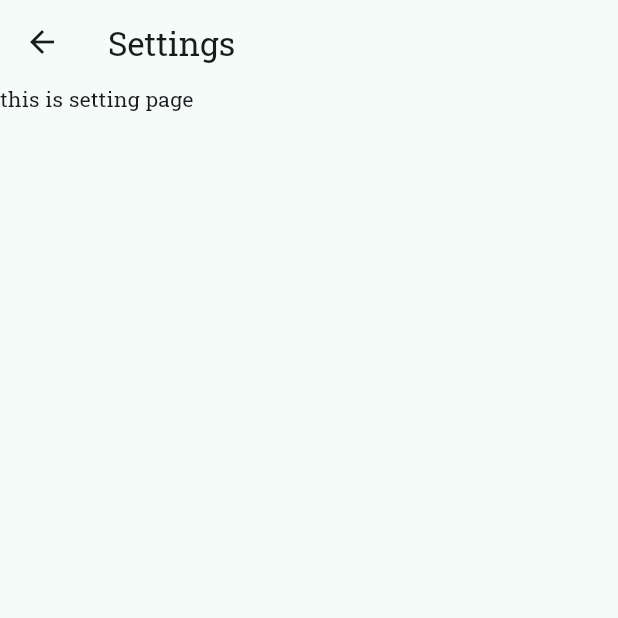
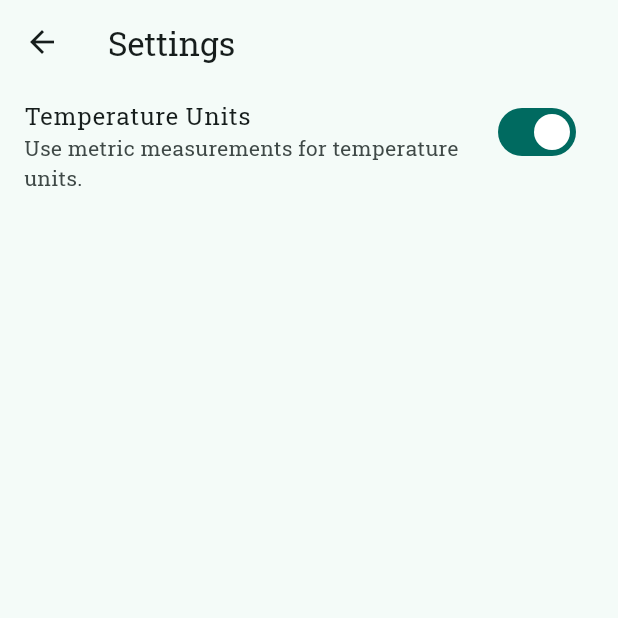
Before and after one commit to MagentaII/Flutter_Magenta, a Flutter app: the WeatherView screen opened directly, after a tap on the "settings" icon, on a phone screen of 412 x 824 dp, the top half of it. Run offline on Flutter 3.47's test engine with Material 3 defaults, Android fonts, the phone set to English and light mode, and no system bars; our stand-ins replace bloc, equatable, flutter_bloc, google_fonts, stream_transform.

Commit message:
Add Weather Event : ToggleUnits

```diff
--- a/lib/screens/flutter_weather/blocs/weather_bloc.dart
+++ b/lib/screens/flutter_weather/blocs/weather_bloc.dart
@@ -1,3 +1,5 @@
+import 'dart:developer';
+
 import 'package:bloc/bloc.dart';
 import 'package:equatable/equatable.dart';
 import 'package:weather_repository/weather_repository.dart' hide Weather;
@@ -10,9 +12,11 @@ part 'weather_state.dart';
 class WeatherBloc extends Bloc<WeatherEvent, WeatherState> {
   final WeatherRepository repository;
 
-  WeatherBloc({required this.repository}) : super(WeatherStateInitial()) {
+  WeatherBloc({required this.repository})
+      : super(WeatherStateInitial(weather: Weather.empty)) {
     on<LocationChanged>(_onLocationChanged);
     on<RefreshWeather>(_onRefreshWeather);
+    on<ToggleUnits>(_onToggleUnits);
   }
 
   Future<void> _onLocationChanged(
@@ -21,30 +25,41 @@ class WeatherBloc extends Bloc<WeatherEvent, WeatherState> {
   ) async {
     if (event._query.isEmpty) return;
 
-    emit(WeatherStateLoading());
+    final nowWeather = state.weather;
+
+    emit(WeatherStateLoading(weather: nowWeather));
 
     try {
-      final weather = Weather.fromRepository(
+      final newWeather = Weather.fromRepository(
         await repository.getWeather(event._query),
       );
-      print('WeatherBloc : ${weather.toString()}');
-      final units = weather.temperature.units;
+
+      log('WeatherBloc : ${newWeather.toString()}');
+
+      final TemperatureUnits units;
+
+      if (nowWeather != Weather.empty) {
+        units = nowWeather.temperature.units;
+      } else {
+        units = newWeather.temperature.units;
+      }
+
       final value = units.isFahrenheit
-          ? weather.temperature.value.toFahrenheit()
-          : weather.temperature.value;
+          ? newWeather.temperature.value.toFahrenheit()
+          : newWeather.temperature.value;
 
       emit(
         WeatherStateSuccess(
-          weather: weather.copyWith(
-            temperature: weather.temperature.copyWith(
+          weather: newWeather.copyWith(
+            temperature: newWeather.temperature.copyWith(
+              units: units,
               value: value,
-              units: units,
             ),
           ),
         ),
       );
     } on Exception {
-      emit(WeatherStateFailure());
+      emit(WeatherStateFailure(weather: Weather.empty));
     }
   }
 
@@ -54,32 +69,81 @@ class WeatherBloc extends Bloc<WeatherEvent, WeatherState> {
   ) async {
     if (event.weather == Weather.empty) return;
 
+    final nowWeather = event.weather;
+
     try {
-      final weather = Weather.fromRepository(
+      final newWeather = Weather.fromRepository(
         await repository.getWeather(event.weather.location),
       );
-      final units = weather.temperature.units;
+      final units = nowWeather.temperature.units;
       final value = units.isFahrenheit
-          ? weather.temperature.value.toFahrenheit()
-          : weather.temperature.value;
+          ? newWeather.temperature.value.toFahrenheit()
+          : newWeather.temperature.value;
 
       emit(
         WeatherStateSuccess(
-          weather: weather.copyWith(
-            temperature: weather.temperature.copyWith(
+          weather: newWeather.copyWith(
+            temperature: state.weather.temperature.copyWith(
+              units: units,
               value: value,
-              units: units,
             ),
           ),
         ),
       );
     } on Exception {
-      return;
+      emit(WeatherStateSuccess(weather: nowWeather));
+    }
+  }
+
+  void _onToggleUnits(
+    ToggleUnits event,
+    Emitter<WeatherState> emit,
+  ) {
+    final nowWeather = event.weather;
+
+    final units = nowWeather.temperature.units.isFahrenheit
+        ? TemperatureUnits.celsius
+        : TemperatureUnits.fahrenheit;
+
+    // Create a new Weather object with updated temperature units
+    final updatedWeather = nowWeather.copyWith(
+      temperature: nowWeather.temperature.copyWith(
+        units: units,
+      ),
+    );
+
+    // Emit the current state with updated weather, except for WeatherStateSuccess
+    if (state is WeatherStateInitial ||
+        state is WeatherStateLoading ||
+        state is WeatherStateFailure) {
+      emit(
+        state is WeatherStateInitial
+            ? WeatherStateInitial(weather: updatedWeather)
+            : state is WeatherStateLoading
+                ? WeatherStateLoading(weather: updatedWeather)
+                : WeatherStateFailure(weather: updatedWeather),
+      );
+    }
+
+    if (nowWeather != Weather.empty && state is WeatherStateSuccess) {
+      final value = nowWeather.temperature.value;
+      emit(
+        WeatherStateSuccess(
+          weather: nowWeather.copyWith(
+            temperature: nowWeather.temperature.copyWith(
+              units: units,
+              value:
+                  units.isFahrenheit ? value.toFahrenheit() : value.toCelsius(),
+            ),
+          ),
+        ),
+      );
     }
   }
 }
 
 extension on double {
   double toFahrenheit() => (this * 9 / 5) + 32;
+
   double toCelsius() => (this - 32) * 5 / 9;
 }
--- a/lib/screens/flutter_weather/blocs/weather_event.dart
+++ b/lib/screens/flutter_weather/blocs/weather_event.dart
@@ -38,3 +38,19 @@ final class RefreshWeather extends WeatherEvent {
     return 'LocationChanged { Weather : $weather }';
   }
 }
+
+final class ToggleUnits extends WeatherEvent {
+  final Weather weather;
+
+  const ToggleUnits({
+    required this.weather,
+  });
+
+  @override
+  List<Object> get props => [weather];
+
+  @override
+  String toString() {
+    return 'ToggleUnits { Weather : $weather }';
+  }
+}
--- a/lib/screens/flutter_weather/blocs/weather_state.dart
+++ b/lib/screens/flutter_weather/blocs/weather_state.dart
@@ -1,22 +1,20 @@
 part of 'weather_bloc.dart';
 
 sealed class WeatherState extends Equatable {
-  const WeatherState();
+  final Weather weather;
+
+  const WeatherState({
+    required this.weather,
+  });
 
   @override
-  List<Object> get props => [];
+  List<Object> get props => [weather];
 }
 
 /// WeatherInitial
 final class WeatherStateInitial extends WeatherState {
-  final Weather weather;
-
-  WeatherStateInitial({
-    Weather? weather,
-  }) : weather = weather ?? Weather.empty;
-
-  @override
-  List<Object> get props => [weather];
+  // final Weather weather;
+  const WeatherStateInitial({required super.weather});
 
   @override
   String toString() {
@@ -24,19 +22,28 @@ final class WeatherStateInitial extends WeatherState {
   }
 }
 
-final class WeatherStateLoading extends WeatherState {}
+final class WeatherStateLoading extends WeatherState {
+  const WeatherStateLoading({required super.weather});
 
-final class WeatherStateFailure extends WeatherState {}
+  @override
+  String toString() {
+    return 'WeatherStateLoading { Weather : $weather }';
+  }
+}
+
+final class WeatherStateFailure extends WeatherState {
+  const WeatherStateFailure({required super.weather});
+
+  @override
+  String toString() {
+    return 'WeatherStateFailure { Weather : $weather }';
+  }
+}
 
 final class WeatherStateSuccess extends WeatherState {
-  final Weather weather;
+  // final Weather weather;
 
-  const WeatherStateSuccess({
-    required this.weather,
-  });
-
-  @override
-  List<Object> get props => [weather];
+  const WeatherStateSuccess({required super.weather});
 
   @override
   String toString() {
--- a/lib/screens/flutter_weather/views/display/weather_view.dart
+++ b/lib/screens/flutter_weather/views/display/weather_view.dart
@@ -1,4 +1,5 @@
-import 'package:flutter/foundation.dart';
+import 'dart:developer';
+
 import 'package:flutter/material.dart';
 import 'package:flutter_bloc/flutter_bloc.dart';
 import 'package:flutter_magenta/screens/flutter_weather/blocs/weather_bloc.dart';
@@ -23,22 +24,18 @@ class _WeatherViewState extends State<WeatherView> {
           IconButton(
             icon: const Icon(Icons.settings),
             onPressed: () {
-              if (kDebugMode) {
-                print(
-                    'Navigation from WeatherPage to SettingsPage at ${DateTime.now()}');
-              }
+              log(
+                'Navigation from WeatherPage to SettingsPage at ${DateTime.now()}',
+              );
               Navigator.of(context).push(
-                MaterialPageRoute(
-                  builder: (context) => const WeatherSettingView(),
-                ),
+                WeatherSettingView.route(),
               );
             },
           )
         ],
       ),
       body: Center(
-        child: BlocConsumer<WeatherBloc, WeatherState>(
-          listener: (context, state) {},
+        child: BlocBuilder<WeatherBloc, WeatherState>(
           builder: (context, state) {
             return switch (state) {
               WeatherStateInitial() => const WeatherEmpty(),
@@ -60,8 +57,10 @@ class _WeatherViewState extends State<WeatherView> {
       floatingActionButton: FloatingActionButton(
         child: const Icon(Icons.search, semanticLabel: 'Search'),
         onPressed: () async {
-          final city = await Navigator.of(context).push(WeatherSearchView.route());
+          final city =
+              await Navigator.of(context).push(WeatherSearchView.route());
           if (!context.mounted) return;
+          log('city : $city');
           context.read<WeatherBloc>().add(LocationChanged(query: city));
         },
       ),
--- a/lib/screens/flutter_weather/views/setting/weather_setting_view.dart
+++ b/lib/screens/flutter_weather/views/setting/weather_setting_view.dart
@@ -1,13 +1,41 @@
 import 'package:flutter/material.dart';
+import 'package:flutter_bloc/flutter_bloc.dart';
+import 'package:flutter_magenta/screens/flutter_weather/blocs/weather_bloc.dart';
+import 'package:flutter_magenta/screens/flutter_weather/models/weather.dart';
 
 class WeatherSettingView extends StatelessWidget {
-  const WeatherSettingView({super.key});
+  const WeatherSettingView._();
+
+  static Route<void> route() {
+    return MaterialPageRoute(
+      builder: (_) => const WeatherSettingView._(),
+    );
+  }
 
   @override
   Widget build(BuildContext context) {
     return Scaffold(
-      appBar: AppBar(title: const Text('Settings')),
-      body: const Text('this is setting page'),
+        appBar: AppBar(title: const Text('Settings')),
+        body: ListView(
+          children: [
+            BlocBuilder<WeatherBloc, WeatherState>(
+                builder: (context, state) {
+                  return ListTile(
+                    title: const Text('Temperature Units'),
+                    isThreeLine: true,
+                    subtitle: const Text(
+                      'Use metric measurements for temperature units.',
+                    ),
+                    trailing: Switch(
+                      value: state.weather.temperature.units.isCelsius,
+                      onChanged: (_) =>
+                          context.read<WeatherBloc>().add(ToggleUnits(weather: state.weather)),
+                    ),
+                  );
+                }
+            )
+          ],
+        )
     );
   }
 }
--- a/packages/weather_search/weather_api_client/lib/src/models/weather.dart
+++ b/packages/weather_search/weather_api_client/lib/src/models/weather.dart
@@ -9,8 +9,8 @@ class Weather {
 
   factory Weather.fromJson(Map<String, dynamic> json) {
     return Weather(
-      temperature: (json['temperature'] as num).toDouble(), // 確保轉換為 double
-      weathercode: (json['weathercode'] as num).toDouble(), // 確保轉換為 double
+      temperature: (json['temperature'] as num).toDouble(),
+      weathercode: (json['weathercode'] as num).toDouble(),
     );
   }
 }
```
